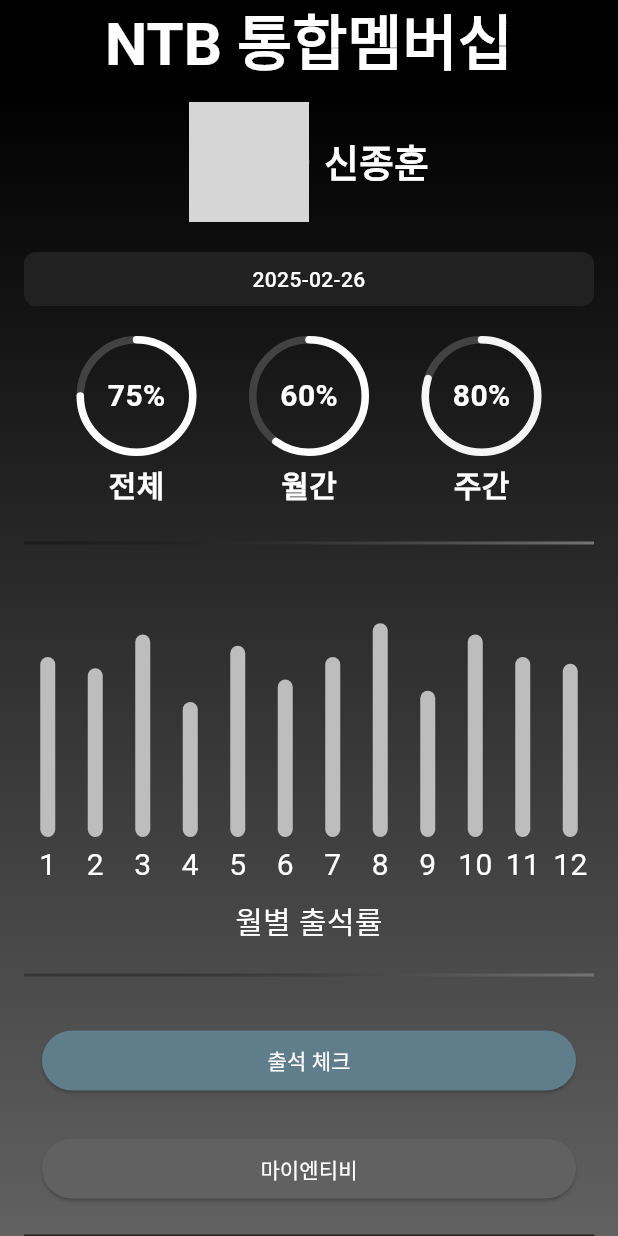
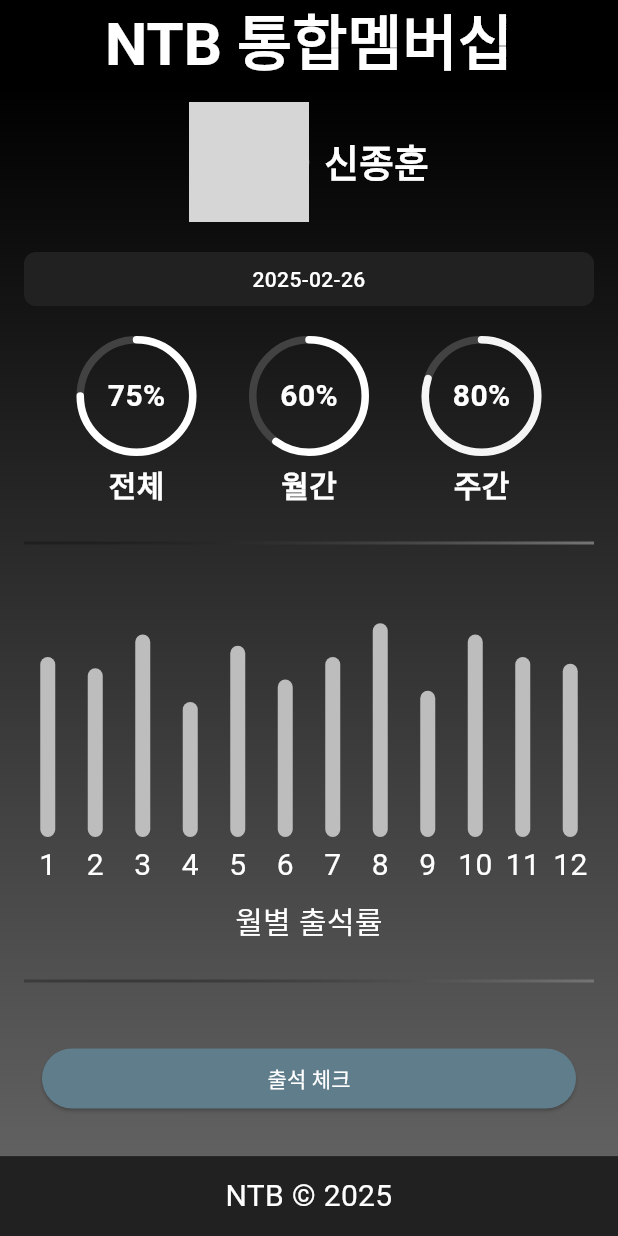
Before and after one commit to solardayz/ntb_app, a Flutter app: the screen it shows after launch, on a phone screen of 412 x 824 dp. Run offline on Flutter 3.47's test engine with Material 3 defaults, Android fonts, the phone set to English and light mode, and no system bars; drawn by our look-alikes of percent_indicator; network calls fail; grey boxes are pictures that could not be loaded.

Commit message:
Refactor: Update Footer and Layout in Membership Screen
-   Moves the footer widget to `bottomNavigationBar` for persistent display.
-   Removes the footer widget from the body's `Column` layout.
-   Increases the `SizedBox` height after "월별 출석률" text from 8 to 12.
-   Increases the `SizedBox` heights before and after the "출석 체크 버튼" and "마이엔티비 버튼" from 4 to 16.
-   Adds a fixed footer area with `_buildFooter()` in `bottomNavigationBar`.
-   Adjusts padding within the main `Column` to enhance spacing and visual hierarchy.

```diff
--- a/lib/screens/membership_screen.dart
+++ b/lib/screens/membership_screen.dart
@@ -93,6 +93,8 @@ class _MembershipScreenState extends State<MembershipScreen> {
         backgroundColor: Colors.black,
         elevation: 0,
       ),
+      // footer를 bottomNavigationBar에 넣어 고정시킵니다.
+      bottomNavigationBar: _buildFooter(),
       body: Container(
         decoration: BoxDecoration(
           gradient: LinearGradient(
@@ -102,7 +104,6 @@ class _MembershipScreenState extends State<MembershipScreen> {
           ),
         ),
         child: SingleChildScrollView(
-          child: Padding(
           padding: const EdgeInsets.symmetric(vertical: 12.0, horizontal: 16.0),
           child: Column(
             crossAxisAlignment: CrossAxisAlignment.stretch,
@@ -126,16 +127,14 @@ class _MembershipScreenState extends State<MembershipScreen> {
                   color: Colors.white,
                 ),
               ),
-                const SizedBox(height: 8),
+              const SizedBox(height: 12),
               _buildDivider(),
-                const SizedBox(height: 8),
+              const SizedBox(height: 16),
               _buildAttendanceCheckButton(), // 출석 체크 버튼
-                // const SizedBox(height: 4),
+              const SizedBox(height: 16),
               _buildButton(), // 마이엔티비 버튼
-                const SizedBox(height: 8),
-                _buildFooter(),
+              const SizedBox(height: 16),
             ],
-            ),
           ),
         ),
       ),
@@ -256,19 +255,6 @@ class _MembershipScreenState extends State<MembershipScreen> {
     );
   }
 
-  Widget _buildFooter() {
-    return Container(
-      width: double.infinity,
-      padding: const EdgeInsets.all(12),
-      color: Colors.grey[900],
-      child: const Text(
-        'NTB © 2025',
-        textAlign: TextAlign.center,
-        style: TextStyle(fontSize: 12, color: Colors.white),
-      ),
-    );
-  }
-
   Widget _buildDivider() {
     return Container(
       margin: const EdgeInsets.symmetric(vertical: 12.0),
@@ -280,4 +266,16 @@ class _MembershipScreenState extends State<MembershipScreen> {
       ),
     );
   }
+
+  Widget _buildFooter() {
+    return Container(
+      color: Colors.grey[900],
+      padding: const EdgeInsets.all(12),
+      child: const Text(
+        'NTB © 2025',
+        textAlign: TextAlign.center,
+        style: TextStyle(fontSize: 20, color: Colors.white),
+      ),
+    );
   }
+}
```
Lines whose indentation alone changed are shown as unchanged.
